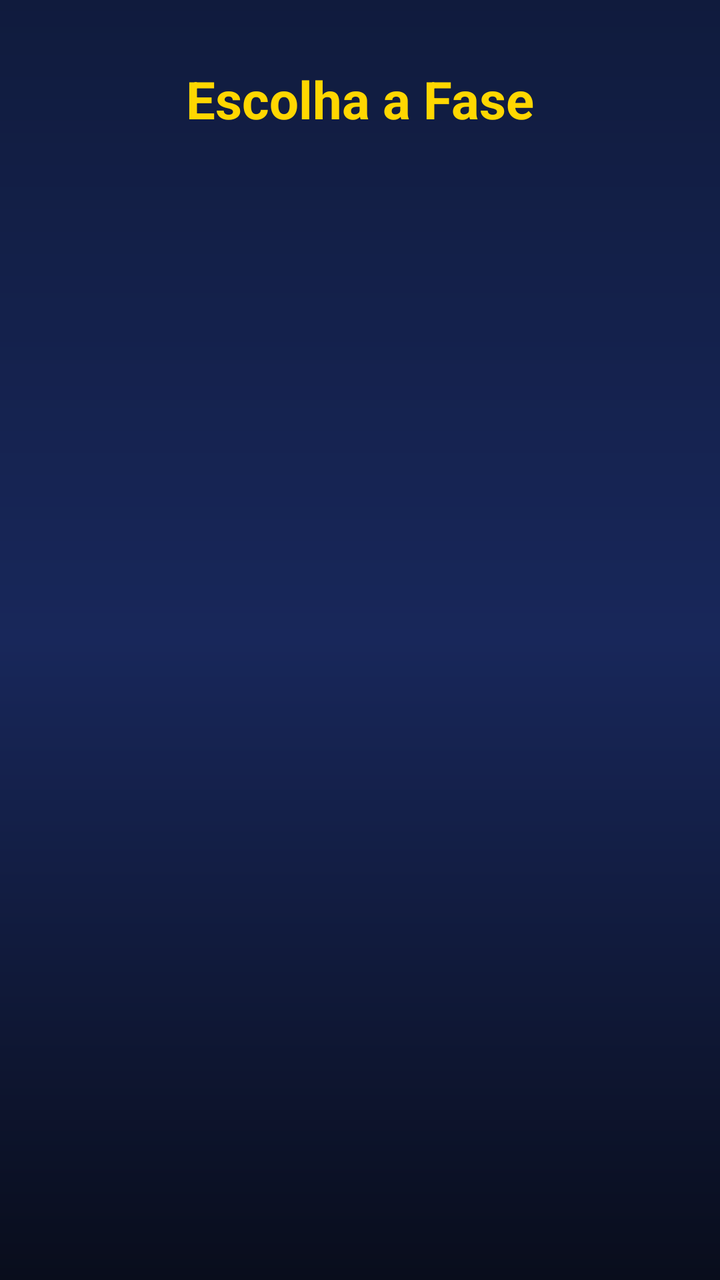
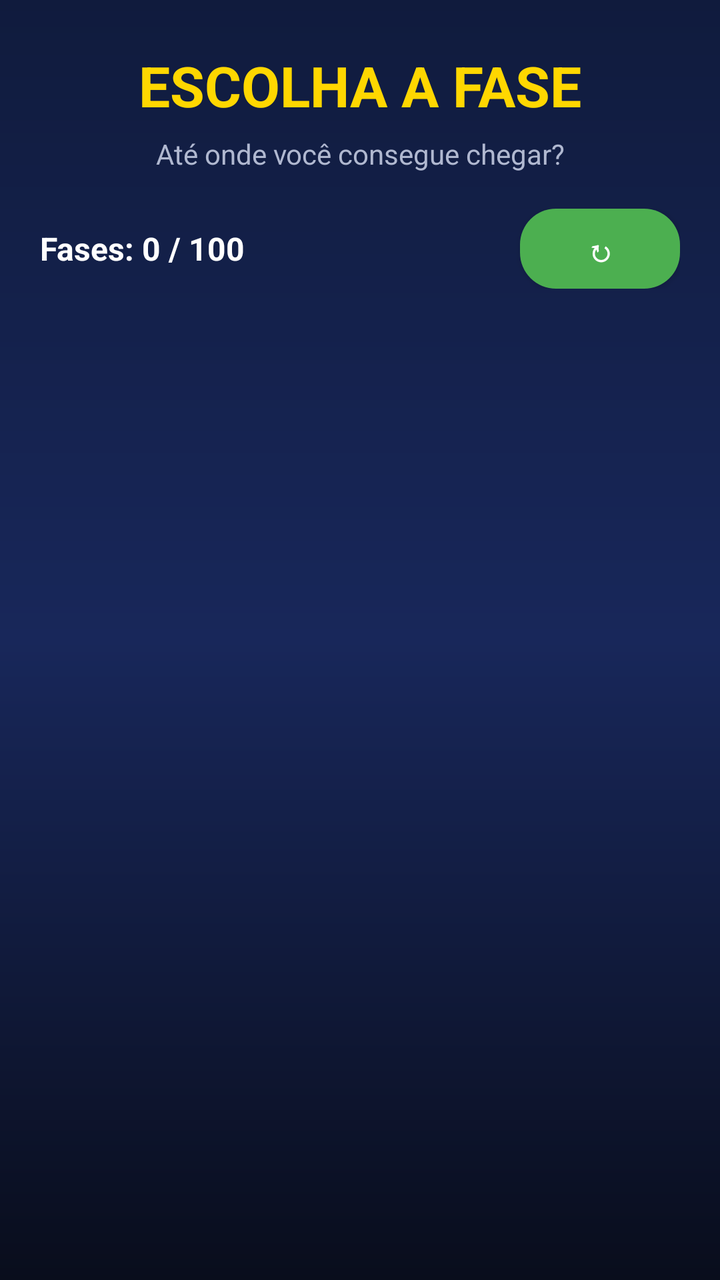

Compare the two renders of this Android layout. The source of the first and the diff that turns it into the second are given below.
<!-- AndroidManifest.xml: application theme Theme.DebyEmpurraTudo -->
<!-- res/layout/activity_fases.xml -->
<?xml version="1.0" encoding="utf-8"?>
<LinearLayout xmlns:android="http://schemas.android.com/apk/res/android"
    android:layout_width="match_parent"
    android:layout_height="match_parent"
    android:background="@layout/bg_inicio"
    android:orientation="vertical"
    android:padding="16dp">

    <TextView
        android:layout_width="wrap_content"
        android:layout_height="wrap_content"
        android:layout_gravity="center_horizontal"
        android:layout_marginTop="16dp"
        android:layout_marginBottom="24dp"
        android:text="Escolha a Fase"
        android:textColor="#FFD700"
        android:textSize="26sp"
        android:textStyle="bold" />

    
    <GridView
        android:id="@+id/gridViewFases"
        android:layout_width="match_parent"
        android:layout_height="match_parent"
        android:numColumns="4"
        android:horizontalSpacing="12dp"
        android:verticalSpacing="12dp"
        android:gravity="center" />

</LinearLayout>
<!-- res/layout/bg_inicio.xml (included above) -->
<?xml version="1.0" encoding="utf-8"?>
<shape xmlns:android="http://schemas.android.com/apk/res/android"
    android:shape="rectangle">

    <gradient
        android:angle="270"
        android:startColor="#101B3D"
        android:centerColor="#18275A"
        android:endColor="#090D1C" />

</shape>
<!-- resources referenced by this layout -->
<resources>
  <style name="Theme.DebyEmpurraTudo" parent="Base.Theme.DebyEmpurraTudo" />
  <style name="Base.Theme.DebyEmpurraTudo" parent="Theme.Material3.DayNight.NoActionBar">
          
          
      </style>
</resources>

<!-- the commit's change to res/layout/activity_fases.xml (unified diff, before → after) -->
@@ -1,31 +1,121 @@
 <?xml version="1.0" encoding="utf-8"?>
-<LinearLayout xmlns:android="http://schemas.android.com/apk/res/android"
+<LinearLayout
+    xmlns:android="http://schemas.android.com/apk/res/android"
+
     android:layout_width="match_parent"
     android:layout_height="match_parent"
+
+    android:orientation="vertical"
+
     android:background="@layout/bg_inicio"
-    android:orientation="vertical"
-    android:padding="16dp">
 
+    android:paddingStart="20dp"
+    android:paddingEnd="20dp"
+    android:paddingTop="24dp"
+    android:paddingBottom="20dp">
+
+
+    
     <TextView
-        android:layout_width="wrap_content"
+        android:id="@+id/txtTituloFases"
+
+        android:layout_width="match_parent"
         android:layout_height="wrap_content"
-        android:layout_gravity="center_horizontal"
-        android:layout_marginTop="16dp"
-        android:layout_marginBottom="24dp"
-        android:text="Escolha a Fase"
+
+        android:gravity="center"
+
+        android:text="ESCOLHA A FASE"
         android:textColor="#FFD700"
-        android:textSize="26sp"
-        android:textStyle="bold" />
+        android:textSize="28sp"
+        android:textStyle="bold"
+
+        android:layout_marginBottom="6dp" />
+
+
+    
+    <TextView
+        android:layout_width="match_parent"
+        android:layout_height="wrap_content"
+
+        android:gravity="center"
+
+        android:text="Até onde você consegue chegar?"
+        android:textColor="#B0B8D0"
+        android:textSize="14sp"
+
+        android:layout_marginBottom="18dp" />
+
+
+    
+    <LinearLayout
+        android:layout_width="match_parent"
+        android:layout_height="wrap_content"
+
+        android:orientation="horizontal"
+        android:gravity="center_vertical"
+
+        android:layout_marginBottom="18dp">
+
+
+        
+        <TextView
+            android:id="@+id/txtProgresso"
+
+            android:layout_width="0dp"
+            android:layout_height="wrap_content"
+
+            android:layout_weight="1"
+
+            android:text="Fases: 0 / 100"
+            android:textColor="#FFFFFF"
+            android:textSize="16sp"
+            android:textStyle="bold" />
+
+
+        
+        <Button
+            android:id="@+id/btnReset"
+
+            android:layout_width="80dp"
+            android:layout_height="40dp"
+
+            android:background="@layout/button_jogar"
+
+            android:elevation="4dp"
+
+            android:text="↻"
+            android:textAllCaps="false"
+            android:textColor="#FFFFFF"
+            android:textSize="15sp"
+            android:textStyle="bold" />
+
+    </LinearLayout>
+
 
     
     <GridView
         android:id="@+id/gridViewFases"
+
         android:layout_width="match_parent"
-        android:layout_height="match_parent"
+        android:layout_height="0dp"
+
+        android:layout_weight="1"
+
         android:numColumns="4"
-        android:horizontalSpacing="12dp"
-        android:verticalSpacing="12dp"
-        android:gravity="center" />
+
+        android:horizontalSpacing="10dp"
+        android:verticalSpacing="10dp"
+
+        android:gravity="center"
+
+        android:stretchMode="columnWidth"
+
+        android:columnWidth="65dp"
+
+        android:padding="4dp"
+
+        android:clipToPadding="false" />
+
 
 </LinearLayout>
 <!-- res/layout/bg_inicio.xml (included above) -->
@@ -40,3 +130,44 @@
         android:endColor="#090D1C" />
 
 </shape>
+<!-- res/layout/button_jogar.xml (included above) -->
+<?xml version="1.0" encoding="utf-8"?>
+<selector xmlns:android="http://schemas.android.com/apk/res/android">
+
+    <item android:state_pressed="true">
+
+        <shape android:shape="rectangle">
+
+            <solid android:color="#388E3C" />
+
+            <corners android:radius="18dp" />
+
+            <padding
+                android:left="20dp"
+                android:right="20dp"
+                android:top="10dp"
+                android:bottom="10dp" />
+
+        </shape>
+
+    </item>
+
+    <item>
+
+        <shape android:shape="rectangle">
+
+            <solid android:color="#4CAF50" />
+
+            <corners android:radius="18dp" />
+
+            <padding
+                android:left="20dp"
+                android:right="20dp"
+                android:top="10dp"
+                android:bottom="10dp" />
+
+        </shape>
+
+    </item>
+
+</selector>
